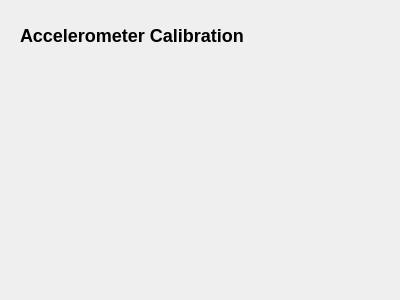
Old version of the form src/ui/configuration/AccelCalibrationConfig.ui in the repository mavlink/qgroundcontrol.
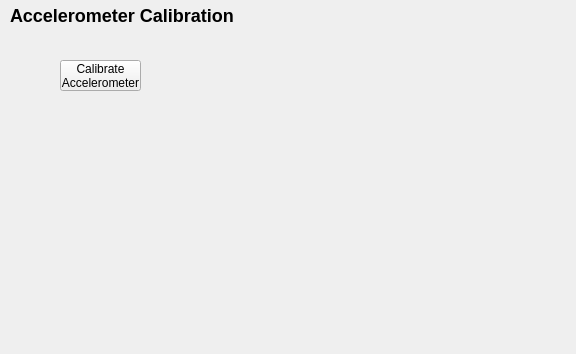
New version of the form.

Commit message: Change for layout of configuration widgets, and start of implmentation of RadioCalibration Widget

```diff
--- a/src/ui/configuration/AccelCalibrationConfig.ui
+++ b/src/ui/configuration/AccelCalibrationConfig.ui
@@ -6,8 +6,8 @@
    <rect>
     <x>0</x>
     <y>0</y>
-    <width>400</width>
-    <height>300</height>
+    <width>576</width>
+    <height>354</height>
    </rect>
   </property>
   <property name="windowTitle">
@@ -16,8 +16,8 @@
   <widget class="QLabel" name="label">
    <property name="geometry">
     <rect>
-     <x>20</x>
-     <y>20</y>
+     <x>10</x>
+     <y>0</y>
      <width>231</width>
      <height>31</height>
     </rect>
@@ -29,6 +29,33 @@
     <bool>false</bool>
    </property>
   </widget>
+  <widget class="QPushButton" name="calibrateAccelButton">
+   <property name="geometry">
+    <rect>
+     <x>60</x>
+     <y>60</y>
+     <width>81</width>
+     <height>31</height>
+    </rect>
+   </property>
+   <property name="text">
+    <string>Calibrate
+Accelerometer</string>
+   </property>
+  </widget>
+  <widget class="QLabel" name="label_2">
+   <property name="geometry">
+    <rect>
+     <x>40</x>
+     <y>120</y>
+     <width>161</width>
+     <height>51</height>
+    </rect>
+   </property>
+   <property name="text">
+    <string/>
+   </property>
+  </widget>
  </widget>
  <resources/>
  <connections/>
```
The commit also changes 11 other files.
